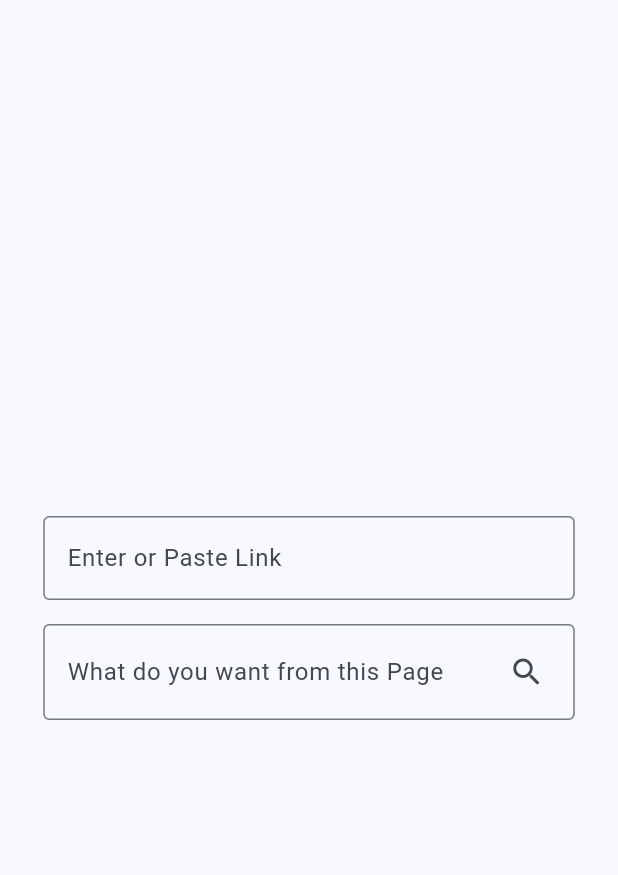
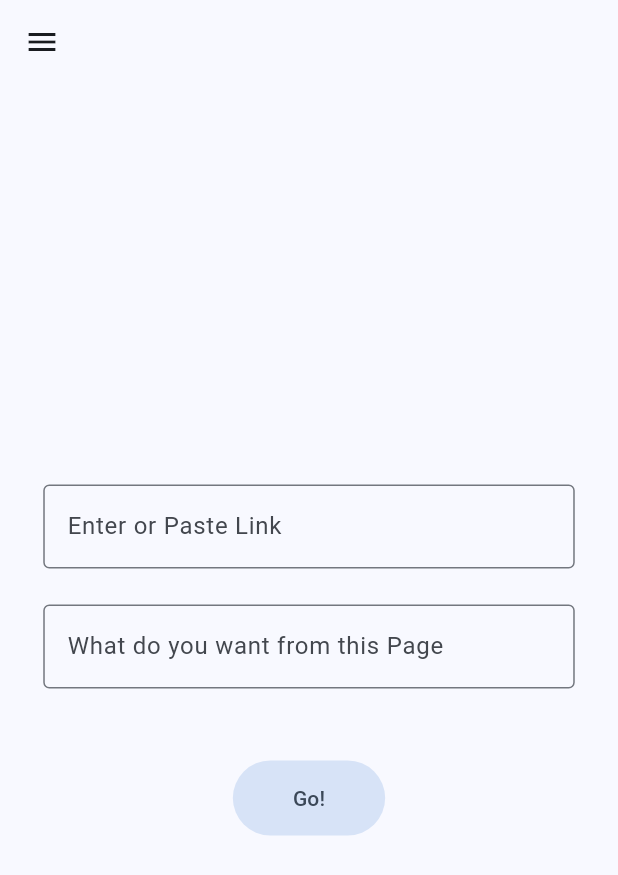
Before and after one commit to KABILAN235/Linkage, a Flutter app: the PromptScreen screen opened directly, on a phone screen of 412 x 824 dp. Shown: the top 875 px of the screen. Run offline on Flutter 3.47's test engine with Material 3 defaults, Android fonts, the phone set to English and light mode, and no system bars; our stand-ins replace flutter_dotenv, skeletonizer, supabase_flutter; missing offline and left inert: flutter_inappwebview, ogp_data_extract, supabase_auth_ui; accounts and stored records are empty.

Commit message:
feat : Supabase backend setup

```diff
--- a/lib/screens/prompt_screen.dart
+++ b/lib/screens/prompt_screen.dart
@@ -2,6 +2,7 @@ import 'package:flutter/material.dart';
 import 'package:linkage/widgets/ogp_metadata_card.dart';
 import 'package:ogp_data_extract/ogp_data_extract.dart';
 import 'package:skeletonizer/skeletonizer.dart';
+import 'package:supabase_flutter/supabase_flutter.dart';
 
 class PromptScreen extends StatefulWidget {
   const PromptScreen({super.key});
@@ -76,9 +77,61 @@ class _PromptScreenState extends State<PromptScreen> {
     }
   }
 
+  final supabase = Supabase.instance.client;
+
   @override
   Widget build(BuildContext context) {
-    return Center(
+    return Scaffold(
+      appBar: AppBar(),
+      drawer: Drawer(
+        child: ListView(
+          padding: EdgeInsets.zero,
+          children: <Widget>[
+            ListTile(
+              title: Text(supabase.auth.currentUser?.email ?? "User"),
+              trailing: IconButton(
+                icon: Icon(Icons.logout),
+                onPressed: () {
+                  // Add your onPressed logic here
+                  supabase.auth
+                      .signOut()
+                      .then((_) {
+                        Navigator.of(context).pushReplacementNamed('/login');
+                      })
+                      .catchError((error) {
+                        print('Error signing out: $error');
+                      });
+                },
+              ),
+            ),
+            ListTile(
+              leading: Icon(Icons.home),
+              title: Text('Home'),
+              onTap: () {
+                Navigator.pop(context);
+                // Add navigation logic here
+              },
+            ),
+            ListTile(
+              leading: Icon(Icons.settings),
+              title: Text('Settings'),
+              onTap: () {
+                Navigator.pop(context);
+                // Add navigation logic here
+              },
+            ),
+            ListTile(
+              leading: Icon(Icons.info),
+              title: Text('About'),
+              onTap: () {
+                Navigator.pop(context);
+                // Add navigation logic here
+              },
+            ),
+          ],
+        ),
+      ),
+      body: Center(
         child: Padding(
           padding: EdgeInsets.symmetric(
             horizontal: MediaQuery.of(context).size.width * 0.07,
@@ -86,7 +139,7 @@ class _PromptScreenState extends State<PromptScreen> {
           ),
           child: Column(
             mainAxisAlignment: MainAxisAlignment.center,
-          spacing: 8,
+            spacing: 12,
             children: <Widget>[
               TextField(
                 controller: linkController,
@@ -104,19 +157,33 @@ class _PromptScreenState extends State<PromptScreen> {
                         : const SizedBox.shrink(),
               ),
               TextField(
+                minLines: 1,
+                maxLines: 6, // Allows unlimited lines
+                keyboardType:
+                    TextInputType.multiline, // Enables multiline input
                 decoration: InputDecoration(
                   border: OutlineInputBorder(),
                   labelText: 'What do you want from this Page',
                   floatingLabelBehavior: FloatingLabelBehavior.never,
-                suffixIcon: Padding(
-                  padding: const EdgeInsets.all(8.0),
-                  child: IconButton(onPressed: () {}, icon: Icon(Icons.search)),
                 ),
+              ),
+              SizedBox(height: 24),
+              FilledButton.tonal(
+                onPressed: () => {},
+                style: ButtonStyle(
+                  padding: WidgetStateProperty.all(
+                    const EdgeInsets.symmetric(horizontal: 40, vertical: 15),
+                  ),
+                ),
+                child: Text(
+                  "Go!",
+                  // style: Theme.of(context).textTheme.headlineSmall,
                 ),
               ),
             ],
           ),
         ),
+      ),
     );
   }
 }
--- a/pubspec.yaml
+++ b/pubspec.yaml
@@ -39,6 +39,9 @@ dependencies:
   url_launcher: ^6.3.1
   flutter_inappwebview: ^6.1.5
   path_provider: ^2.1.5
+  supabase_flutter: ^2.9.0
+  supabase_auth_ui: ^0.5.5
+  flutter_dotenv: ^5.1.0
 
 dev_dependencies:
   flutter_test:
@@ -61,6 +64,9 @@ flutter:
   # included with your application, so that you can use the icons in
   # the material Icons class.
   uses-material-design: true
+
+  assets:
+  - .env
 
   # To add assets to your application, add an assets section, like this:
   # assets:
```
Also changed, not shown: lib/main.dart (+27 -21 lines), lib/screens/login_screen.dart (added, +38 -0 lines), pubspec.lock, 20 other files. Lines whose indentation alone changed are shown as unchanged.
